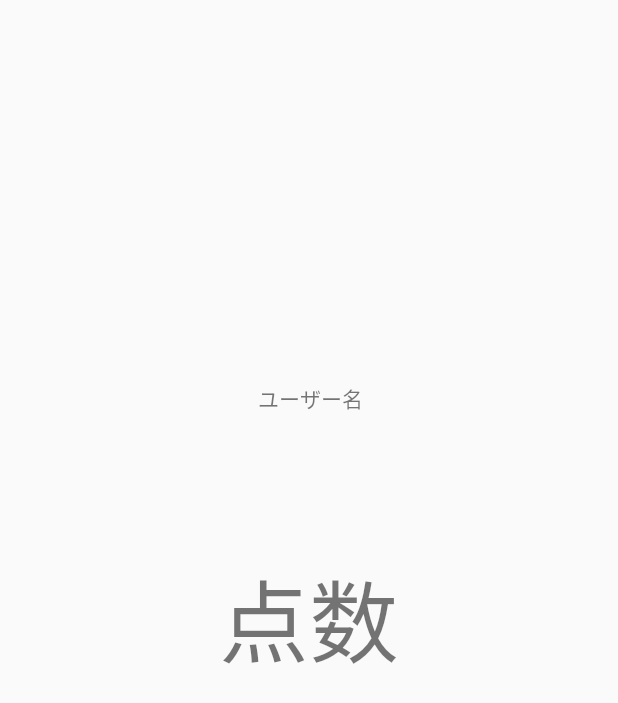
After one commit to yamayosi/TapGame, an Android app: the layout activity_crosslink.xml on its own in the app's theme, with its tools: preview values and no code run, on a phone screen of 412 x 824 dp. The commit adds this screen. Shown: the top 703 px of the screen. Run offline under Robolectric (Android 15) with nearby library versions, the phone set to English and light mode, and no system bars.

Commit message:
暫定的にゲーム画面でスコア非表示。代替に、スコア表示画面追加

```diff
--- /dev/null
+++ b/app/src/main/res/layout/activity_crosslink.xml
@@ -0,0 +1,41 @@
+<?xml version="1.0" encoding="utf-8"?>
+<android.support.constraint.ConstraintLayout xmlns:android="http://schemas.android.com/apk/res/android"
+    xmlns:app="http://schemas.android.com/apk/res-auto"
+    xmlns:tools="http://schemas.android.com/tools"
+    android:layout_width="match_parent"
+    android:layout_height="match_parent"
+    android:id="@+id/crosslink_area"
+    tools:context="jp.ac.ecc.sk3a14.tapgame.Activity.Crosslink">
+
+    <TextView
+        android:id="@+id/user_name"
+        android:layout_width="wrap_content"
+        android:layout_height="wrap_content"
+        android:text="ユーザー名"
+        app:layout_constraintTop_toTopOf="parent"
+        android:layout_marginTop="233dp"
+        app:layout_constraintLeft_toLeftOf="parent"
+        android:layout_marginLeft="8dp"
+        android:layout_marginRight="8dp"
+        app:layout_constraintRight_toRightOf="parent"
+        app:layout_constraintBottom_toBottomOf="@+id/score_text"
+        android:layout_marginBottom="8dp"
+        app:layout_constraintVertical_bias="0.11"
+        app:layout_constraintHorizontal_bias="0.503" />
+
+    <TextView
+        android:id="@+id/score_text"
+        android:layout_width="wrap_content"
+        android:layout_height="wrap_content"
+        android:text="点数"
+        android:textSize="60dp"
+        app:layout_constraintBottom_toBottomOf="parent"
+        android:layout_marginBottom="8dp"
+        app:layout_constraintTop_toTopOf="parent"
+        android:layout_marginTop="8dp"
+        android:layout_marginLeft="8dp"
+        app:layout_constraintLeft_toLeftOf="parent"
+        android:layout_marginRight="8dp"
+        app:layout_constraintRight_toRightOf="parent" />
+
+</android.support.constraint.ConstraintLayout>
--- /dev/null
+++ b/app/src/main/res/values/dimens.xml
@@ -0,0 +1,3 @@
+<resources>
+    <dimen name="fab_margin">16dp</dimen>
+</resources>
--- a/app/src/main/res/values/strings.xml
+++ b/app/src/main/res/values/strings.xml
@@ -4,4 +4,5 @@
 
     <!-- TODO: Remove or change this placeholder text -->
     <string name="hello_blank_fragment">Hello blank fragment</string>
+    <string name="title_activity_crosslink">Crosslink</string>
 </resources>
--- a/app/src/main/res/values/styles.xml
+++ b/app/src/main/res/values/styles.xml
@@ -8,4 +8,13 @@
         <item name="colorAccent">@color/colorAccent</item>
     </style>
 
+    <style name="AppTheme.NoActionBar">
+        <item name="windowActionBar">false</item>
+        <item name="windowNoTitle">true</item>
+    </style>
+
+    <style name="AppTheme.AppBarOverlay" parent="ThemeOverlay.AppCompat.Dark.ActionBar" />
+
+    <style name="AppTheme.PopupOverlay" parent="ThemeOverlay.AppCompat.Light" />
+
 </resources>
```
Also changed, not shown: app/build.gradle (+16 -0 lines), app/src/main/AndroidManifest.xml (+6 -3 lines), app/src/main/java/jp/ac/ecc/sk3a14/tapgame/Activity/Crosslink.java (added, +75 -0 lines), app/src/main/java/jp/ac/ecc/sk3a14/tapgame/Fragment/GamePlayScreenFragment.java (+5 -4 lines), app/src/main/res/layout/content_crosslink.xml (added, +11 -0 lines), app/src/main/res/layout/fragment_game_play_screen.xml (+8 -8 lines), 1 other file.
